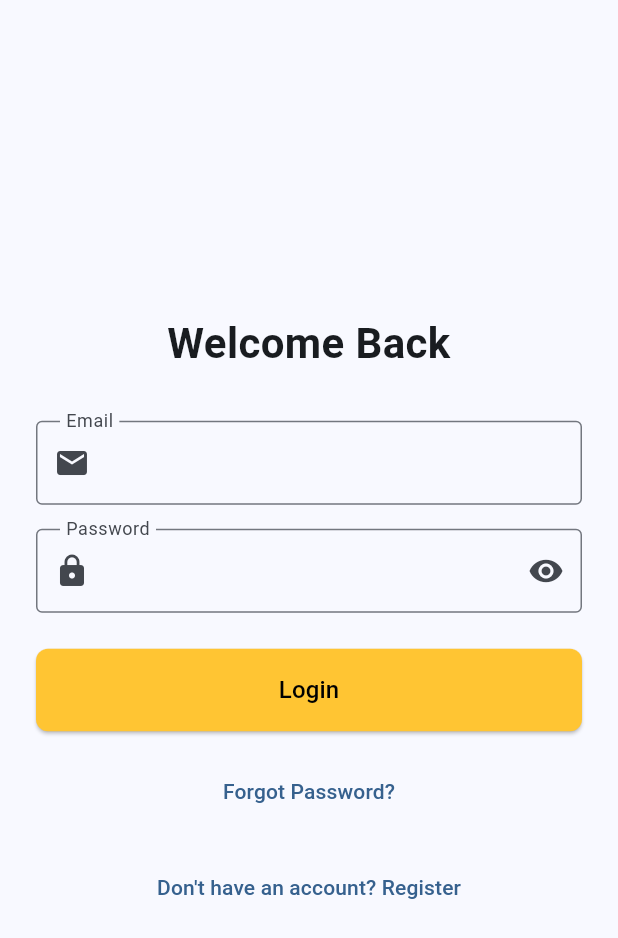
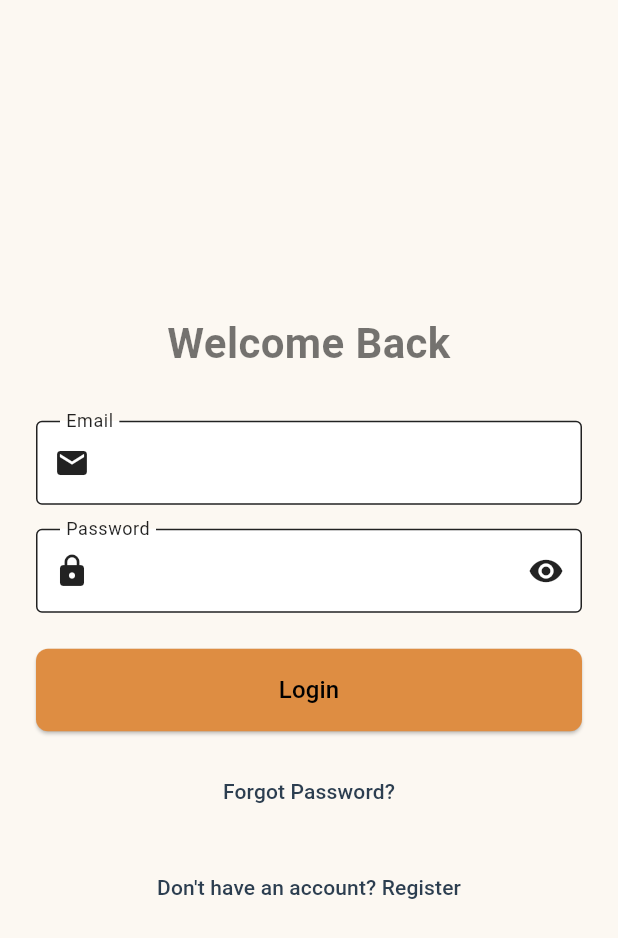
Before and after one commit to HarzaanHussain/cateredtoyou, a Flutter app: the screen it shows after launch, on a phone screen of 412 x 824 dp. Shown: the top 938 px of the screen. Run offline on Flutter 3.47's test engine with Material 3 defaults, Android fonts, the phone set to English and light mode, and no system bars; our stand-ins replace cloud_firestore, firebase_auth, firebase_core, flutter_local_notifications, flutter_map, flutter_timezone and 6 more; missing offline and left inert: flutter_map_cancellable_tile_provider; accounts and stored records are empty.

Commit message:
style changes navy blue and gold accent

```diff
--- a/lib/main.dart
+++ b/lib/main.dart
@@ -145,70 +145,87 @@ class MyApp extends StatelessWidget {
           final appRouter =
               AppRouter(authModel); // Create AppRouter instance with AuthModel
 
-          return MaterialApp.router(
-            title: 'CateredToYou', // Set the title of the app
-            debugShowCheckedModeBanner: false, // Disable debug banner
+              return  MaterialApp.router(
+                title: 'CateredToYou',
+                debugShowCheckedModeBanner: false,
                 theme: ThemeData(
-                colorScheme: ColorScheme.fromSeed(
-                  seedColor: Colors.blue, // Set primary color to blue
-                  brightness: Brightness.light, // Set brightness to light mode
+                  useMaterial3: true,
+                  // Define a custom ColorScheme
+                  colorScheme: const ColorScheme(
+                    brightness: Brightness.light,
+                    primary: Color(0xFF2C3E50),       // Dark navy for sophistication
+                    onPrimary: Colors.white,
+                    secondary:   Color.fromARGB(255, 222, 141, 66), //bronze accent // Color(0xFFD4AF37),     // Elegant gold accent
+                    onSecondary: Colors.black,
+                    error: Colors.red,
+                    onError: Colors.white,
+                    surface: Color(0xFFFCF8F2),      // Warm cream background
+                    onSurface: Colors.black87,
+
                   ),
-              switchTheme: SwitchThemeData(
-                  thumbColor: MaterialStateProperty.resolveWith<Color>((states) {
-                    if (states.contains(MaterialState.selected)) {
-                      return Colors.white;  // Thumb color when the switch is active
-                    }
-                    return Colors.white;  // Thumb color when the switch is inactive
-                  }),
-                trackColor: MaterialStateProperty.all(Colors.green),  // Track color
-                // You can set different colors for active and inactive states
-                overlayColor: MaterialStateProperty.all(Colors.green.withOpacity(0.4)),  // Circle overlay color
-              ),
-              primaryColor: const Color(0xFFFBC72B),
-
-              useMaterial3: true, // Use Material 3 design
-              inputDecorationTheme: InputDecorationTheme(
-                border: OutlineInputBorder(
-                  borderRadius: BorderRadius.circular(
-                      8), // Set border radius for input fields
-                ),
-                contentPadding: const EdgeInsets.symmetric(
-                  horizontal: 16,
-                  vertical: 16,
-                ), // Set padding for input fields
+                  scaffoldBackgroundColor: const Color(0xFFFCF8F2),
+                  appBarTheme: const AppBarTheme(
+                    backgroundColor: Color(0xFF2C3E50),
+                    foregroundColor: Colors.white,
+                    elevation: 4,
                   ),
                   elevatedButtonTheme: ElevatedButtonThemeData(
                     style: ElevatedButton.styleFrom(
-                  backgroundColor: Color(0xFFFFC533), //Button BG color to orange
-                  foregroundColor: Colors.black, // Button text color to black
-                  minimumSize: const Size.fromHeight(
-                      48), // Set minimum height for buttons
+                      backgroundColor: Color.fromARGB(255, 222, 141, 66),// const Color(0xFFD4AF37), // Gold button background
+                      foregroundColor: Colors.black,            // Button text color
+                      minimumSize: const Size.fromHeight(48),
+                      padding: const EdgeInsets.symmetric(vertical: 16, horizontal: 32),
                       shape: RoundedRectangleBorder(
-                    borderRadius: BorderRadius.circular(
-                        8), // Set border radius for buttons
+                        borderRadius: BorderRadius.all(Radius.circular(12)),
                       ),
                     ),
                   ),
+                  inputDecorationTheme: InputDecorationTheme(
+                    filled: true,
+                    fillColor: Colors.white,
+                    border: OutlineInputBorder(
+                      borderSide: const BorderSide(color: Color(0xFFBDC3C7)),
+                      borderRadius: BorderRadius.circular(8),
+                    ),
+                    focusedBorder: OutlineInputBorder(
+                      borderSide: const BorderSide(color: Color(0xFFD4AF37)),
+                      borderRadius: BorderRadius.circular(8),
+                    ),
+                    contentPadding: const EdgeInsets.symmetric(horizontal: 16, vertical: 16),
+                  ),
                   cardTheme: CardTheme(
-                elevation: 2, // Set elevation for cards
-                color: Colors.white, // Change this to your preferred background color
+                    color: Colors.white,
+                    elevation: 3,
                     shape: RoundedRectangleBorder(
-                  borderRadius:
-                      BorderRadius.circular(12), // Set border radius for cards
+                      borderRadius: BorderRadius.circular(12),
                     ),
-                margin: const EdgeInsets.symmetric(
-                  vertical: 8,
-                ), // Set margin for cards
+                    margin: const EdgeInsets.all(8),
                   ),
-              listTileTheme: const ListTileThemeData(
-                contentPadding: EdgeInsets.symmetric(
-                  horizontal: 16,
-                  vertical: 8,
-                ), // Set padding for list tiles
+                  textTheme: TextTheme(
+                    headlineSmall: const TextStyle(
+                      fontSize: 24,
+                      fontWeight: FontWeight.bold,
+                      color: Color(0xFF2C3E50),
+                    ),
+                    titleMedium: const TextStyle(
+                      fontSize: 18,
+                      fontWeight: FontWeight.w600,
+                      color: Color(0xFF2C3E50),
+                    ),
+                    bodyLarge: const TextStyle(fontSize: 16, color: Colors.black87),
+                    bodyMedium: const TextStyle(fontSize: 14, color: Colors.black54),
+                  ),
+                  switchTheme: SwitchThemeData(
+                    thumbColor: WidgetStateProperty.resolveWith<Color>(
+                      (states) => Colors.white,
+                    ),
+                    trackColor: WidgetStateProperty.all(const Color(0xFFD4AF37)),
+                    overlayColor: WidgetStateProperty.all(const Color(0xFFD4AF37)),
                   ),
                 ),
-            routerConfig: appRouter.router, // Set router configuration
+                routerConfig: appRouter.router,
               );
+
         },
       ),
     );
--- a/lib/views/home/home_screen.dart
+++ b/lib/views/home/home_screen.dart
@@ -21,7 +21,7 @@ class HomeScreen extends StatelessWidget {
     final rolePermissions = context.read<RolePermissions>();
 
     return Scaffold(
-      backgroundColor: Color(0xFFFFC533), // Set background color to orange
+      //backgroundColor: Color(0xFFFFC533), // Set background color to orange
       appBar: const CustomAppBar(title: 'CateredToYou'),
       drawer: const CustomDrawer(),
       bottomNavigationBar: const BottomToolbar(),
--- a/lib/views/staff/staff_list_screen.dart
+++ b/lib/views/staff/staff_list_screen.dart
@@ -51,7 +51,7 @@ class _StaffListScreenState extends State<StaffListScreen> {
   @override
   Widget build(BuildContext context) {
     return Scaffold(
-      backgroundColor: const Color(0xFFFBC72B), // Change this to your desired color
+      backgroundColor: const Color(0xFF2C3E50), // Change this to your desired color
       bottomNavigationBar: const BottomToolbar(),
       appBar: AppBar(
         leading: IconButton(
--- a/lib/views/tasks/task_list_screen.dart
+++ b/lib/views/tasks/task_list_screen.dart
@@ -19,7 +19,7 @@ class TaskListScreen extends StatelessWidget {
     return DefaultTabController(
       length: 4,
       child: Scaffold(
-        backgroundColor: const Color(0xFFFBC72B), // Change this to your desired color
+        //backgroundColor: const Color(0xFFFBC72B), // Change this to your desired color
 
         bottomNavigationBar: const BottomToolbar(),
         appBar: AppBar(
--- a/lib/widgets/custom_drawer.dart
+++ b/lib/widgets/custom_drawer.dart
@@ -19,7 +19,7 @@ class CustomDrawer extends StatelessWidget {
             Container(
               height: 100,
               width: double.infinity,
-              color: const Color(0xFFFFC533),
+              color: Color(0xFF2C3E50),
               padding: const EdgeInsets.all(16),
               alignment: Alignment.centerLeft,
               child: Text(
```
Lines whose indentation alone changed are shown as unchanged.
